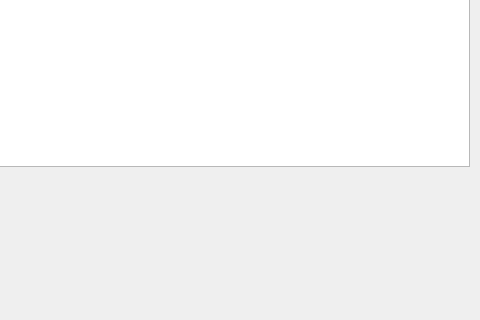
attilanagy234/Todoapp-backend, file frontend/qt/todowindow.ui: the form before one commit; both pictures show x 541 to 1021 and y 244 to 564 of the 1021 by 564 pixel window.
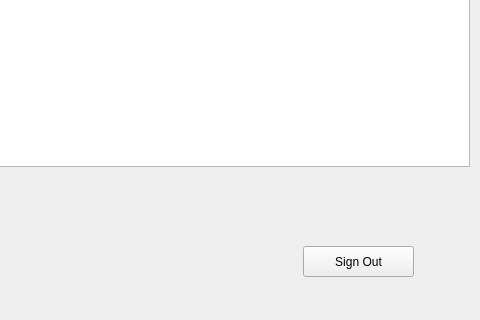
The form after the commit.

Commit message: not working sign out button

```diff
--- a/frontend/qt/todowindow.ui
+++ b/frontend/qt/todowindow.ui
@@ -160,6 +160,19 @@
      <string>Delete</string>
     </property>
    </widget>
+   <widget class="QPushButton" name="signOutpushButton">
+    <property name="geometry">
+     <rect>
+      <x>844</x>
+      <y>490</y>
+      <width>111</width>
+      <height>31</height>
+     </rect>
+    </property>
+    <property name="text">
+     <string>Sign Out</string>
+    </property>
+   </widget>
   </widget>
  </widget>
  <resources/>
```
The commit also changes 20 other files.
